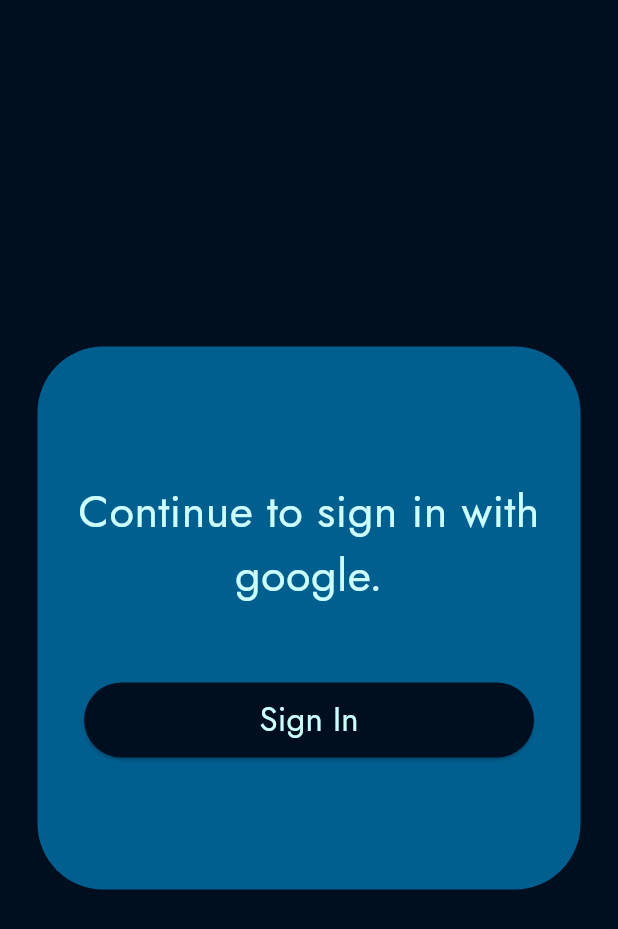
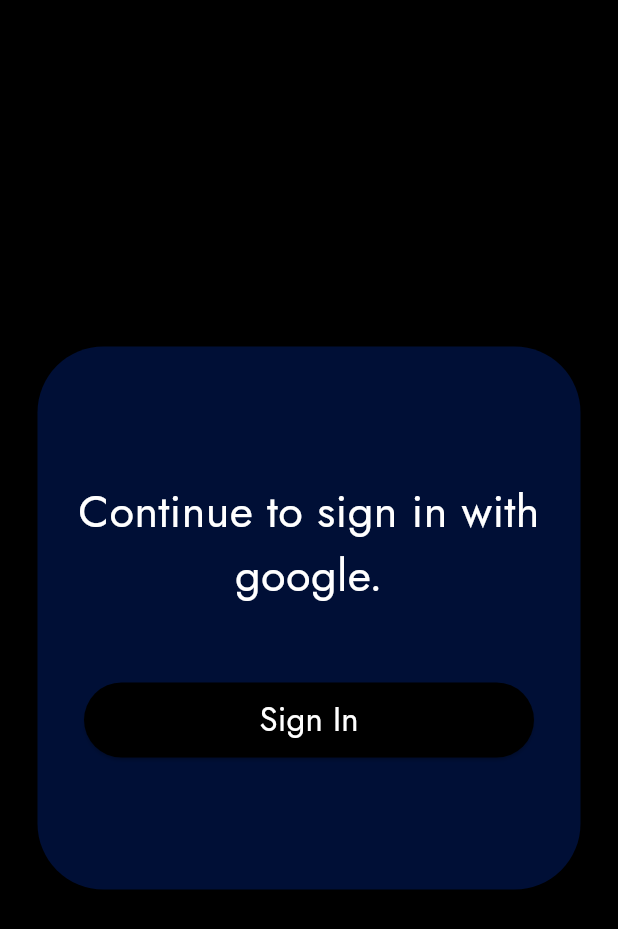
Before and after one commit to PandaBean18/consentual, a Flutter app: the screen it shows after launch, on a phone screen of 412 x 824 dp. Shown: the top 929 px of the screen. Run offline on Flutter 3.47's test engine with Material 3 defaults, Android fonts, the phone set to English and light mode, and no system bars; our stand-ins replace google_sign_in, qr_flutter.

Commit message:
updated the color scheme

```diff
--- a/lib/main.dart
+++ b/lib/main.dart
@@ -47,9 +47,12 @@
             theme: ThemeData(
               //primarySwatch: Colors.blue,
               colorScheme: const ColorScheme.dark().copyWith(
-                primary: const Color.fromARGB(255, 0, 15, 31),
-                secondary: const Color.fromARGB(255, 0, 95, 143),
-                tertiary: const Color.fromRGBO(204, 255, 255, 1)
+                primary: Colors.black,
+                //primary: const Color.fromARGB(255, 0, 15, 31),
+                //secondary: const Color.fromARGB(255, 0, 95, 143),
+                //tertiary: const Color.fromRGBO(204, 255, 255, 1)
+                secondary: Color.fromARGB(255, 0, 15, 54),
+                tertiary: Colors.white
               ),
 
             ),
```
Also changed, not shown: lib/pages/home_page.dart (+6 -6 lines), lib/pages/qr_generator.dart (+8 -3 lines).
